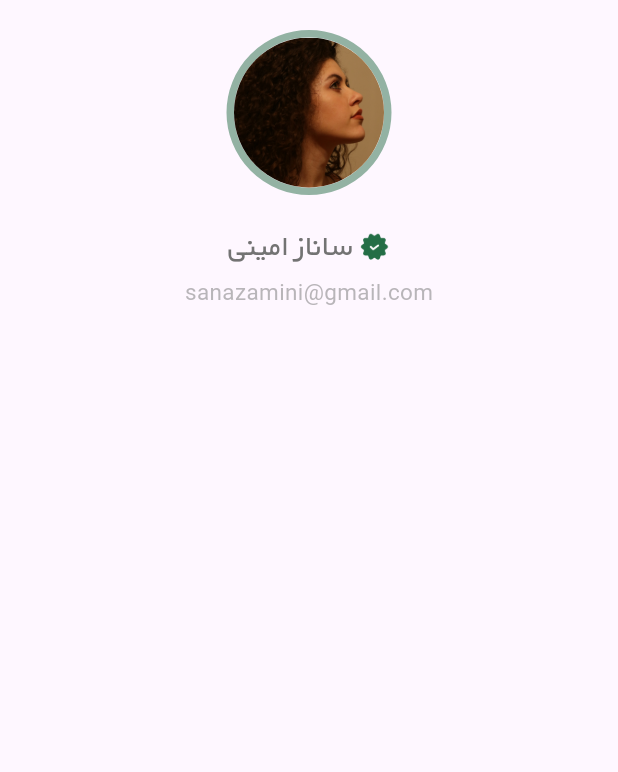
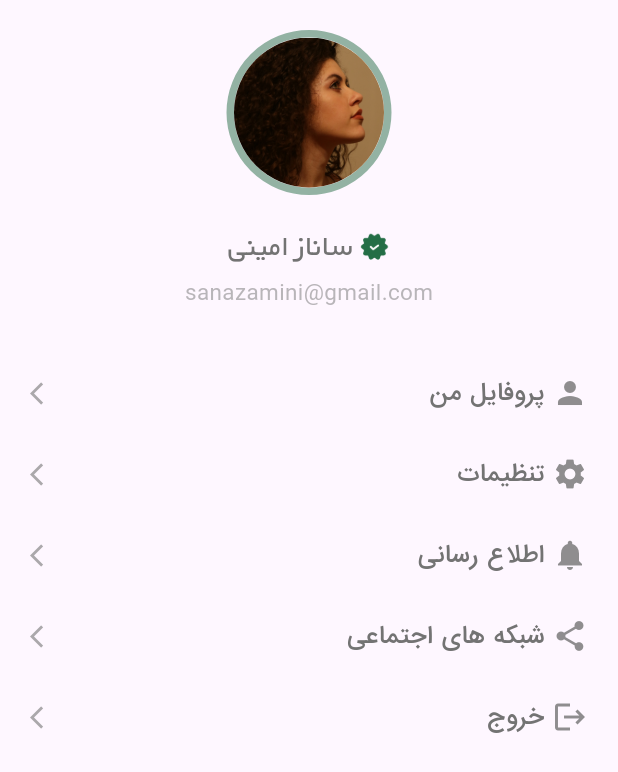
Before and after one commit to Ayminjf/plant-shop, a Flutter app: the ProfileScreen screen opened directly, on a phone screen of 412 x 824 dp. Shown: the top 772 px of the screen. Run offline on Flutter 3.47's test engine with Material 3 defaults, Android fonts, the phone set to English and light mode, and no system bars; our stand-ins replace animated_bottom_navigation_bar, page_transition; missing offline and left inert: mobile_scanner.

Commit message:
feat(profile-screen): add profile options

```diff
--- a/lib/screens/profile_screen.dart
+++ b/lib/screens/profile_screen.dart
@@ -1,5 +1,6 @@
 import 'package:flutter/material.dart';
 import 'package:plant_shop/constants/constants.dart';
+import 'package:plant_shop/widgets/profile_widget.dart';
 
 class ProfileScreen extends StatefulWidget {
   const ProfileScreen({super.key});
@@ -14,7 +15,7 @@ class _ProfileScreenState extends State<ProfileScreen> {
     Size size = MediaQuery.of(context).size;
     return Scaffold(
       body: Container(
-        padding: EdgeInsets.all(20),
+        padding: const EdgeInsets.all(20),
         height: size.height,
         width: size.width,
         child: Column(
@@ -61,6 +62,21 @@ class _ProfileScreenState extends State<ProfileScreen> {
                 color: Constants.greyColor.withOpacity(0.5),
                 fontSize: 15,
               ),
+            ),
+            const SizedBox(height: 30),
+            SizedBox(
+              height: size.height * 0.4,
+              width: size.width,
+              child: const Column(
+                crossAxisAlignment: CrossAxisAlignment.center,
+                children: [
+                  BuildOptions(icon: Icons.person, title: "پروفایل من"),
+                  BuildOptions(icon: Icons.settings, title: "تنظیمات"),
+                  BuildOptions(icon: Icons.notifications, title: "اطلاع رسانی"),
+                  BuildOptions(icon: Icons.share, title: "شبکه های اجتماعی"),
+                  BuildOptions(icon: Icons.logout, title: "خروج"),
+                ],
+              ),
             )
           ],
         ),
```
